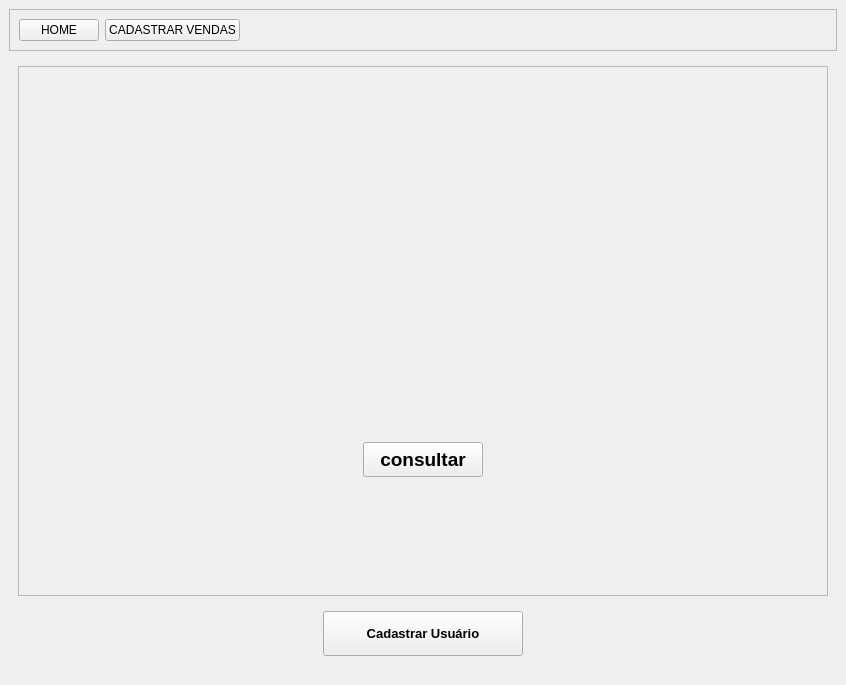
Qt form uiscan.ui (wkenyosh/Digitalizador_PI) before a commit.
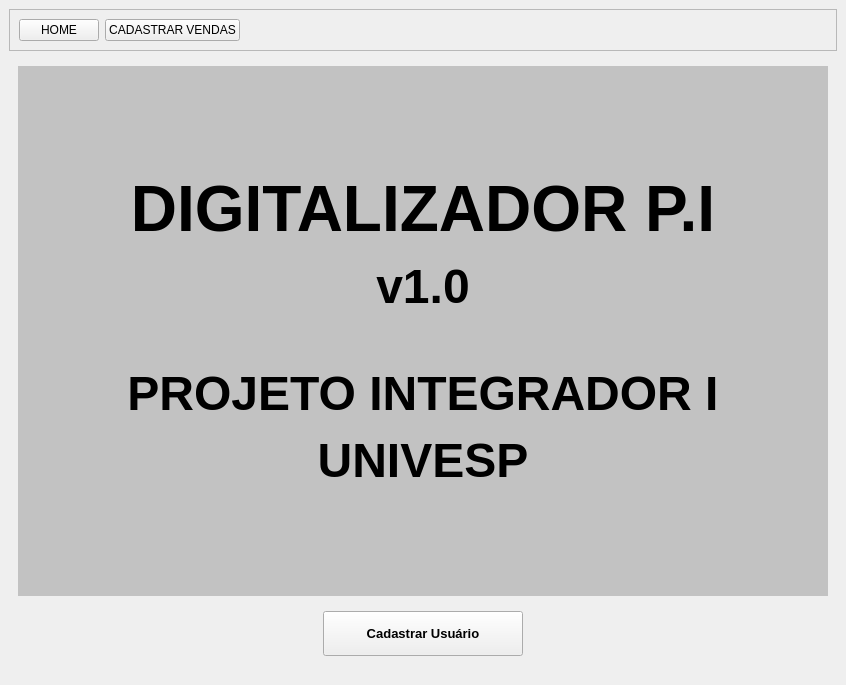
The same form after that commit. The open tabs and pages were chosen to show the change.

Commit message: correção de codigo

Diff of the .ui file:
```diff
--- a/uiscan.ui
+++ b/uiscan.ui
@@ -1135,84 +1135,6 @@
         </item>
        </layout>
       </widget>
-      <widget class="QWidget" name="consultas">
-       <layout class="QVBoxLayout" name="verticalLayout_19">
-        <item>
-         <widget class="QScrollArea" name="scroll_area">
-          <property name="widgetResizable">
-           <bool>true</bool>
-          </property>
-          <widget class="QWidget" name="scrollAreaWidgetContents_7">
-           <property name="geometry">
-            <rect>
-             <x>0</x>
-             <y>0</y>
-             <width>145</width>
-             <height>77</height>
-            </rect>
-           </property>
-           <layout class="QVBoxLayout" name="verticalLayout_21">
-            <item>
-             <layout class="QVBoxLayout" name="verticalLayout_20">
-              <item>
-               <widget class="QLabel" name="clients">
-                <property name="text">
-                 <string/>
-                </property>
-               </widget>
-              </item>
-              <item>
-               <layout class="QHBoxLayout" name="horizontalLayout_19">
-                <item>
-                 <widget class="QLabel" name="label_28">
-                  <property name="text">
-                   <string/>
-                  </property>
-                 </widget>
-                </item>
-                <item>
-                 <widget class="QPushButton" name="btn_consultar">
-                  <property name="sizePolicy">
-                   <sizepolicy hsizetype="Fixed" vsizetype="Fixed">
-                    <horstretch>120</horstretch>
-                    <verstretch>35</verstretch>
-                   </sizepolicy>
-                  </property>
-                  <property name="maximumSize">
-                   <size>
-                    <width>120</width>
-                    <height>35</height>
-                   </size>
-                  </property>
-                  <property name="font">
-                   <font>
-                    <pointsize>14</pointsize>
-                    <weight>75</weight>
-                    <bold>true</bold>
-                   </font>
-                  </property>
-                  <property name="text">
-                   <string>consultar</string>
-                  </property>
-                 </widget>
-                </item>
-                <item>
-                 <widget class="QLabel" name="label_29">
-                  <property name="text">
-                   <string/>
-                  </property>
-                 </widget>
-                </item>
-               </layout>
-              </item>
-             </layout>
-            </item>
-           </layout>
-          </widget>
-         </widget>
-        </item>
-       </layout>
-      </widget>
       <widget class="QWidget" name="tela_cadastro">
        <layout class="QHBoxLayout" name="horizontalLayout_10">
         <item>
```
Left out of the diff: 22 changed lines with no effect on the pictures. The commit also changes 2 other files.
